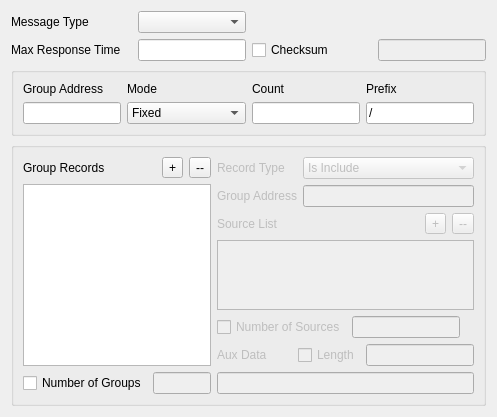
Before: the Qt Designer form common/gmp.ui in pstavirs/ostinato, drawn with Qt 5.
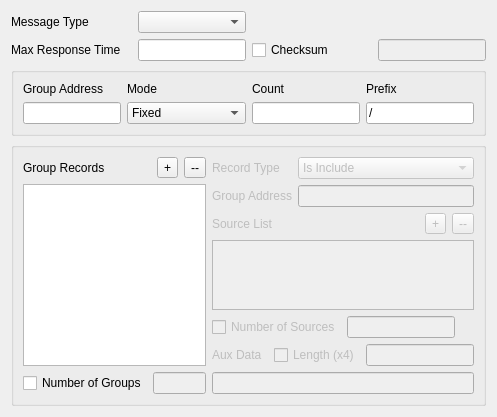
After: the same form once the commit is applied. Custom widgets are drawn as their Qt base class.

What changed in the file:
```diff
--- a/common/gmp.ui
+++ b/common/gmp.ui
@@ -646,7 +646,7 @@
                <item row="0" column="2" >
                 <widget class="QCheckBox" name="overrideAuxDataLength" >
                  <property name="text" >
-                  <string>Length</string>
+                  <string>Length (x4)</string>
                  </property>
                 </widget>
                </item>
```
Left out of the diff: 18 changed lines with no effect on the pictures.
